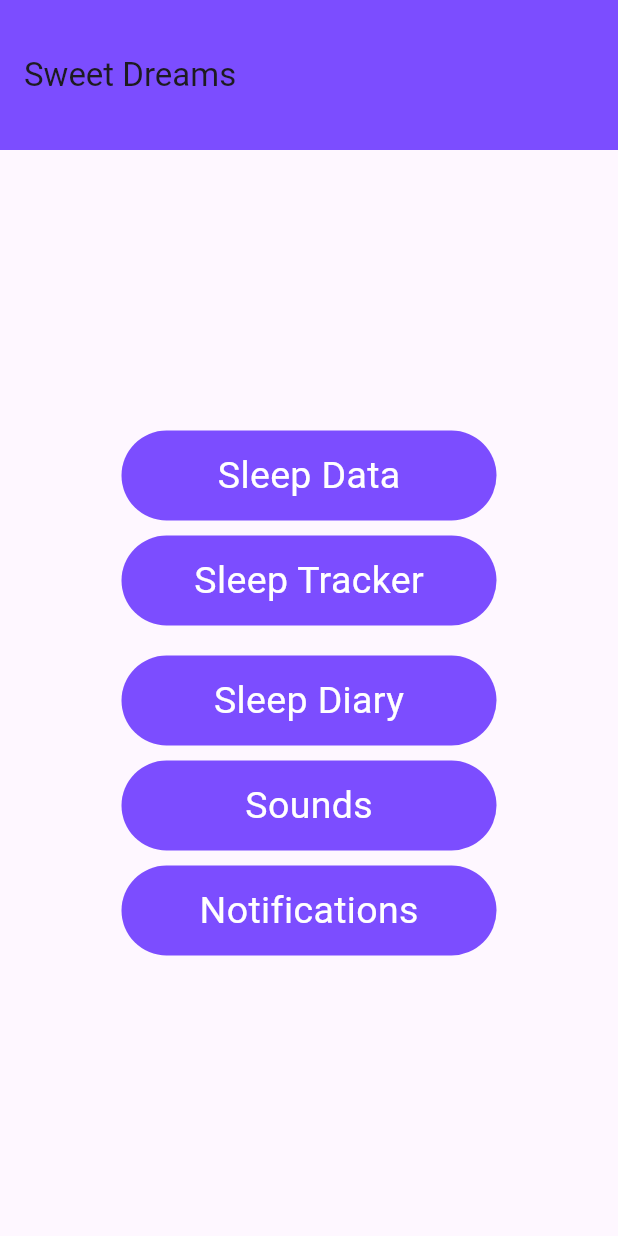
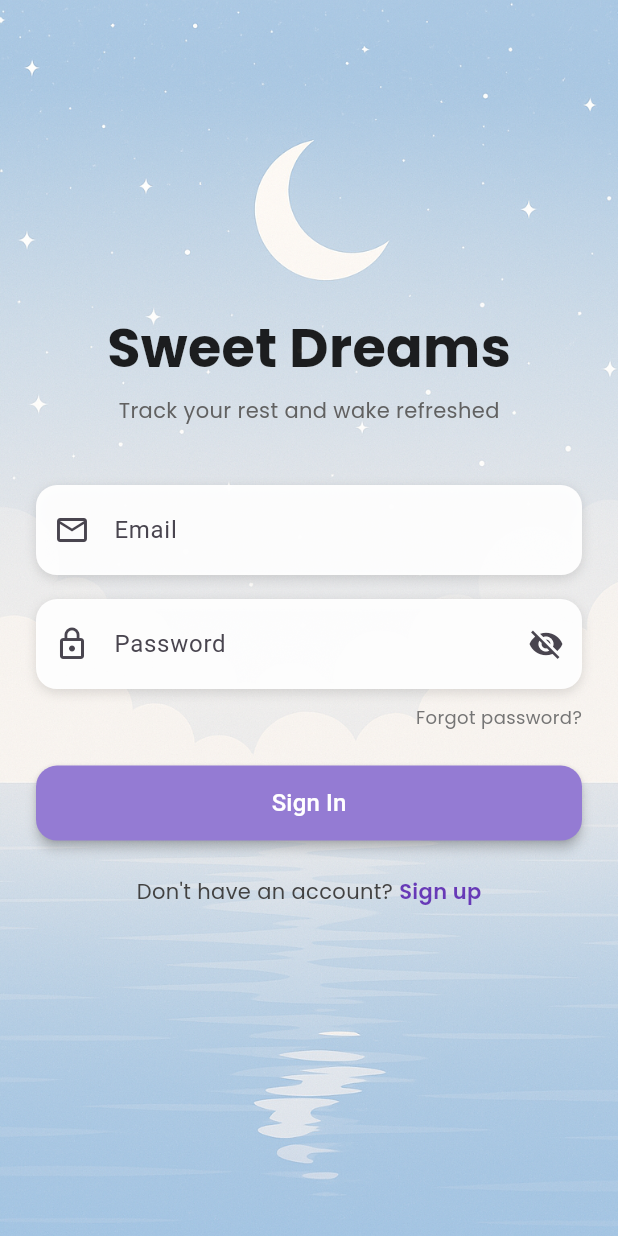
Before and after one commit to evanlee2212/sleep_tracker, a Flutter app: the screen it shows after launch, on a phone screen of 412 x 824 dp. Run offline on Flutter 3.47's test engine with Material 3 defaults, Android fonts, the phone set to English and light mode, and no system bars; our stand-ins replace audioplayers, cloud_firestore, firebase_auth, firebase_core, google_fonts, shared_preferences; accounts and stored records are empty.

Commit message:
added login and signup pages

```diff
--- /dev/null
+++ b/lib/Pages/login_screen.dart
@@ -0,0 +1,211 @@
+import 'package:flutter/material.dart';
+import 'package:firebase_auth/firebase_auth.dart';
+import 'package:google_fonts/google_fonts.dart';
+import 'main.dart';
+import '../dreams/viewmodel/sleepDiaryModel.dart';
+import '../Pages/signup_screen.dart';
+
+class LoginScreen extends StatefulWidget {
+  const LoginScreen({super.key});
+
+  @override
+  State<LoginScreen> createState() => _LoginScreenState();
+}
+
+class _LoginScreenState extends State<LoginScreen> {
+  final emailController = TextEditingController();
+  final passwordController = TextEditingController();
+  bool _obscurePassword = true;
+
+  Future<void> login() async {
+    try {
+      final credential = await FirebaseAuth.instance.signInWithEmailAndPassword(
+        email: emailController.text.trim(),
+        password: passwordController.text.trim(),
+      );
+
+      ScaffoldMessenger.of(context).showSnackBar(
+        const SnackBar(content: Text('Login successful!')),
+      );
+
+      Navigator.pushReplacement(
+        context,
+        MaterialPageRoute(
+          builder: (context) => MyHomePage(
+            title: 'Sweet Dreams',
+            diaryModel: SleepDiaryModel(),
+          ),
+        ),
+      );
+    } on FirebaseAuthException catch (e) {
+      ScaffoldMessenger.of(context).showSnackBar(
+        SnackBar(content: Text(e.message ?? 'Login failed')),
+      );
+    }
+  }
+
+  @override
+  Widget build(BuildContext context) {
+    return Scaffold(
+      body: Stack(
+        children: [
+          Positioned.fill(
+            child: Image.asset(
+              'assets/images/background.png',
+              fit: BoxFit.cover,
+            ),
+          ),
+          SafeArea(
+            child: Padding(
+              padding: const EdgeInsets.symmetric(horizontal: 24.0),
+              child: Column(
+                children: [
+                  const Spacer(flex: 2),
+
+                  const SizedBox(height: 60),
+
+                  Text(
+                    'Sweet Dreams',
+                    style: GoogleFonts.poppins(
+                      fontSize: 36,
+                      fontWeight: FontWeight.w700,
+                      color: Colors.black87,
+                    ),
+                  ),
+                  const SizedBox(height: 6),
+                  Text(
+                    'Track your rest and wake refreshed',
+                    style: GoogleFonts.poppins(
+                      fontSize: 14,
+                      color: Colors.grey[700],
+                    ),
+                  ),
+                  const SizedBox(height: 40),
+
+                  _buildTextField(
+                    controller: emailController,
+                    hintText: 'Email',
+                    icon: Icons.email_outlined,
+                  ),
+                  const SizedBox(height: 16),
+
+                  _buildTextField(
+                    controller: passwordController,
+                    hintText: 'Password',
+                    icon: Icons.lock_outline,
+                    obscure: _obscurePassword,
+                    suffixIcon: IconButton(
+                      icon: Icon(_obscurePassword
+                          ? Icons.visibility_off
+                          : Icons.visibility),
+                      onPressed: () {
+                        setState(() {
+                          _obscurePassword = !_obscurePassword;
+                        });
+                      },
+                    ),
+                  ),
+                  const SizedBox(height: 10),
+
+                  Align(
+                    alignment: Alignment.centerRight,
+                    child: Text(
+                      'Forgot password?',
+                      style: GoogleFonts.poppins(
+                        fontSize: 12,
+                        color: Colors.grey[600],
+                      ),
+                    ),
+                  ),
+                  const SizedBox(height: 24),
+
+                  SizedBox(
+                    width: double.infinity,
+                    height: 50,
+                    child: ElevatedButton(
+                      onPressed: login,
+                      style: ElevatedButton.styleFrom(
+                        backgroundColor: const Color(0xFF947BD3),
+                        shape: RoundedRectangleBorder(
+                          borderRadius: BorderRadius.circular(14),
+                        ),
+                        elevation: 3,
+                      ),
+                      child: const Text(
+                        'Sign In',
+                        style: TextStyle(fontSize: 16, color: Colors.white),
+                      ),
+                    ),
+                  ),
+
+                  const SizedBox(height: 24),
+
+                  Row(
+                    mainAxisAlignment: MainAxisAlignment.center,
+                    children: [
+                      Text(
+                        "Don't have an account? ",
+                        style: GoogleFonts.poppins(color: Colors.grey[800]),
+                      ),
+                      GestureDetector(
+                        onTap: () {
+                          Navigator.pushReplacement(
+                            context,
+                            MaterialPageRoute(
+                              builder: (context) => const SignUpScreen(),
+                            ),
+                          );
+                        },
+                        child: Text(
+                          "Sign up",
+                          style: GoogleFonts.poppins(
+                            color: Colors.deepPurple,
+                            fontWeight: FontWeight.w600,
+                          ),
+                        ),
+                      ),
+                    ],
+                  ),
+                  const Spacer(flex: 3),
+                ],
+              ),
+            ),
+          ),
+        ],
+      ),
+    );
+  }
+
+  Widget _buildTextField({
+    required TextEditingController controller,
+    required String hintText,
+    required IconData icon,
+    bool obscure = false,
+    Widget? suffixIcon,
+  }) {
+    return Container(
+      decoration: BoxDecoration(
+        color: Colors.white.withOpacity(0.95),
+        borderRadius: BorderRadius.circular(14),
+        boxShadow: [
+          BoxShadow(
+            color: Colors.black12,
+            blurRadius: 6,
+            offset: Offset(0, 2),
+          ),
+        ],
+      ),
+      child: TextField(
+        controller: controller,
+        obscureText: obscure,
+        decoration: InputDecoration(
+          hintText: hintText,
+          prefixIcon: Icon(icon),
+          suffixIcon: suffixIcon,
+          border: InputBorder.none,
+          contentPadding: const EdgeInsets.symmetric(horizontal: 16, vertical: 18),
+        ),
+      ),
+    );
+  }
+}
--- a/lib/Pages/main.dart
+++ b/lib/Pages/main.dart
@@ -6,10 +6,15 @@
 import 'package:firebase_core/firebase_core.dart';
 import 'package:sleep_app/Pages/notification.dart';
 import 'sleepTracker.dart';
+import "../firebase_options.dart";
+import 'login_screen.dart';
+
 
 void main() async {
   WidgetsFlutterBinding.ensureInitialized();
-  await Firebase.initializeApp();
+  await Firebase.initializeApp(
+    options: DefaultFirebaseOptions.currentPlatform,
+  );
   runApp(MyApp());
 }
 
@@ -20,14 +25,13 @@
 
   @override
   Widget build(BuildContext context) {
-    return MaterialApp(
-      title: 'Sleep App',
-      debugShowCheckedModeBanner: false,
-      home: MyHomePage(title: 'Flutter Demo Home Page',diaryModel: diaryModel,
-        //home: SleepDiaryPage(diaryModel: diaryModel),
-      ),
-    );
-  }
+  return MaterialApp(
+    title: 'Sleep App',
+    debugShowCheckedModeBanner: false,
+    //home: MyHomePage(title: 'Flutter Demo Home Page', diaryModel: diaryModel),
+    home: const LoginScreen(),
+  );
+}
 }
 
 class MyHomePage extends StatefulWidget {
--- a/lib/dreams/viewmodel/sleepDiaryModel.dart
+++ b/lib/dreams/viewmodel/sleepDiaryModel.dart
@@ -1,3 +1,5 @@
+//Varsha
+
 import 'package:flutter/material.dart';
 
 class SleepDiaryModel extends ChangeNotifier {
--- a/pubspec.yaml
+++ b/pubspec.yaml
@@ -39,6 +39,11 @@ dependencies:
   shared_preferences: ^2.0.15
   firebase_core: ^3.12.1
   cloud_firestore: ^5.6.5
+  firebase_auth_platform_interface: 7.6.1
+  firebase_auth_web: 5.14.1
+  firebase_auth: ^5.5.1
+  google_fonts: ^6.1.0
+
 
 dev_dependencies:
   flutter_test:
@@ -77,6 +82,7 @@ flutter:
     - assets/thunderstorm.mp3
     - assets/whirring_fan.mp3
     - assets/white_noise.mp3
+    - assets/images/background.png
 
   # An image asset can refer to one or more resolution-specific "variants", see
   # https://flutter.dev/to/resolution-aware-images
```
Also changed, not shown: lib/Pages/signup_screen.dart (added, +233 -0 lines), lib/Pages/sleepDiary.dart (+10 -0 lines), assets/images/background.png (added), firebase.json (added), lib/firebase_options.dart (added), pubspec.lock, 11 other files.
